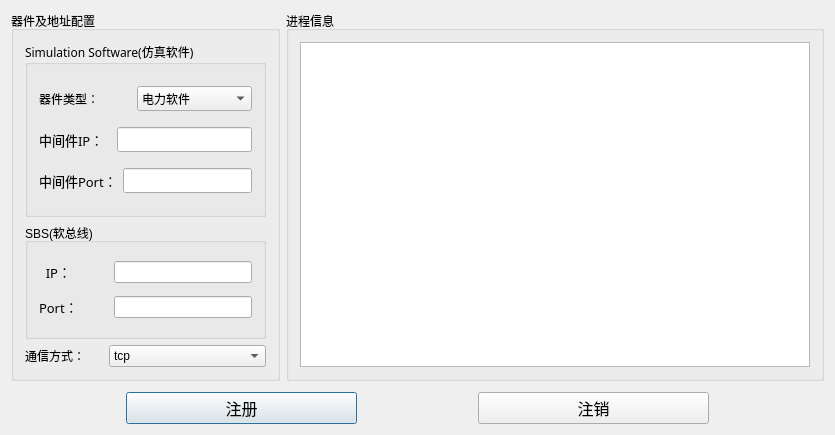
Old version of the form MidSoftUI/midsoftui.ui in the repository yacbo/Co-Simulation.
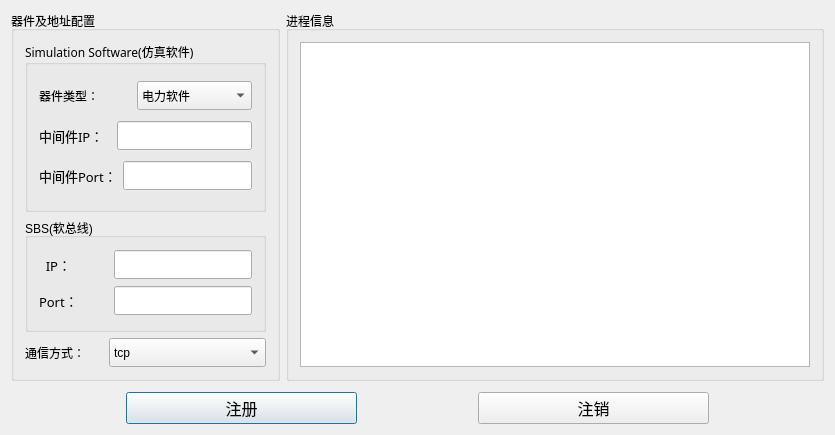
New version of the form. Icons and pictures are not drawn.

Patch:
```diff
--- a/MidSoftUI/midsoftui.ui
+++ b/MidSoftUI/midsoftui.ui
@@ -56,6 +56,9 @@
              </item>
              <item>
               <widget class="QComboBox" name="comboBox_2">
+               <property name="styleSheet">
+                <string notr="true">QComboBox{min-height:23;}</string>
+               </property>
                <item>
                 <property name="text">
                  <string>电力软件</string>
@@ -93,7 +96,11 @@
               </widget>
              </item>
              <item>
-              <widget class="QLineEdit" name="lineEdit_3"/>
+              <widget class="QLineEdit" name="lineEdit_3">
+               <property name="styleSheet">
+                <string notr="true">QLineEdit{min-height:23;}</string>
+               </property>
+              </widget>
              </item>
             </layout>
            </item>
@@ -115,7 +122,11 @@
               </widget>
              </item>
              <item>
-              <widget class="QLineEdit" name="lineEdit_4"/>
+              <widget class="QLineEdit" name="lineEdit_4">
+               <property name="styleSheet">
+                <string notr="true">QLineEdit{min-height:23;}</string>
+               </property>
+              </widget>
              </item>
             </layout>
            </item>
@@ -146,7 +157,11 @@
               </widget>
              </item>
              <item>
-              <widget class="QLineEdit" name="lineEdit"/>
+              <widget class="QLineEdit" name="lineEdit">
+               <property name="styleSheet">
+                <string notr="true">QLineEdit{min-height:23;}</string>
+               </property>
+              </widget>
              </item>
             </layout>
            </item>
@@ -168,7 +183,11 @@
               </widget>
              </item>
              <item>
-              <widget class="QLineEdit" name="lineEdit_2"/>
+              <widget class="QLineEdit" name="lineEdit_2">
+               <property name="styleSheet">
+                <string notr="true">QLineEdit{min-height:23;}</string>
+               </property>
+              </widget>
              </item>
             </layout>
            </item>
@@ -194,6 +213,9 @@
           </item>
           <item>
            <widget class="QComboBox" name="comboBox">
+            <property name="styleSheet">
+             <string notr="true">QComboBox{min-height:23;}</string>
+            </property>
             <item>
              <property name="text">
               <string>tcp</string>
```
